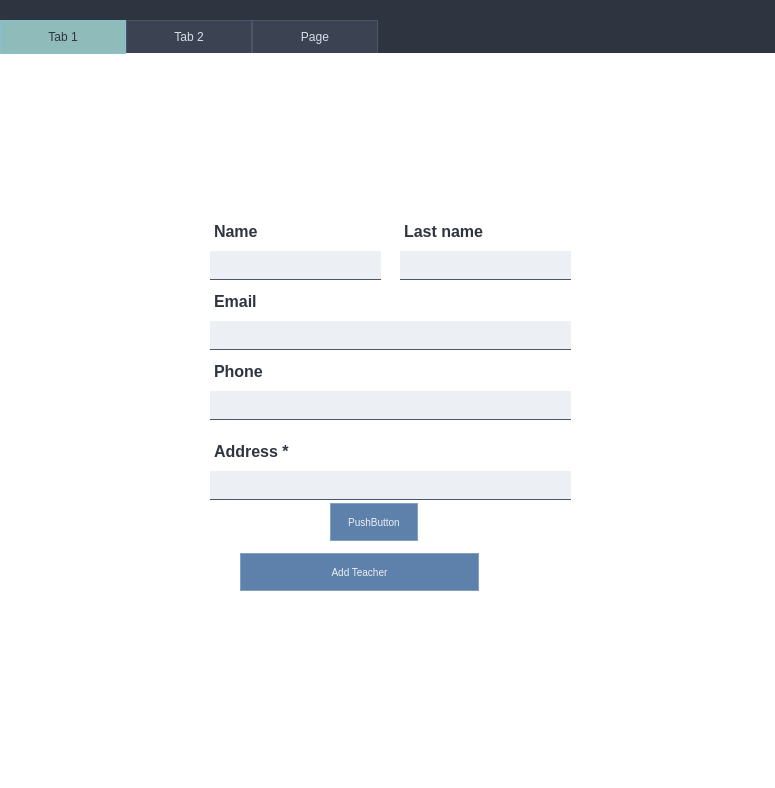
This is School_System/ui/EditTeacherDialog.ui in KasperJack/School-Management-System as Qt 5 draws it before an edit. The edited form follows.
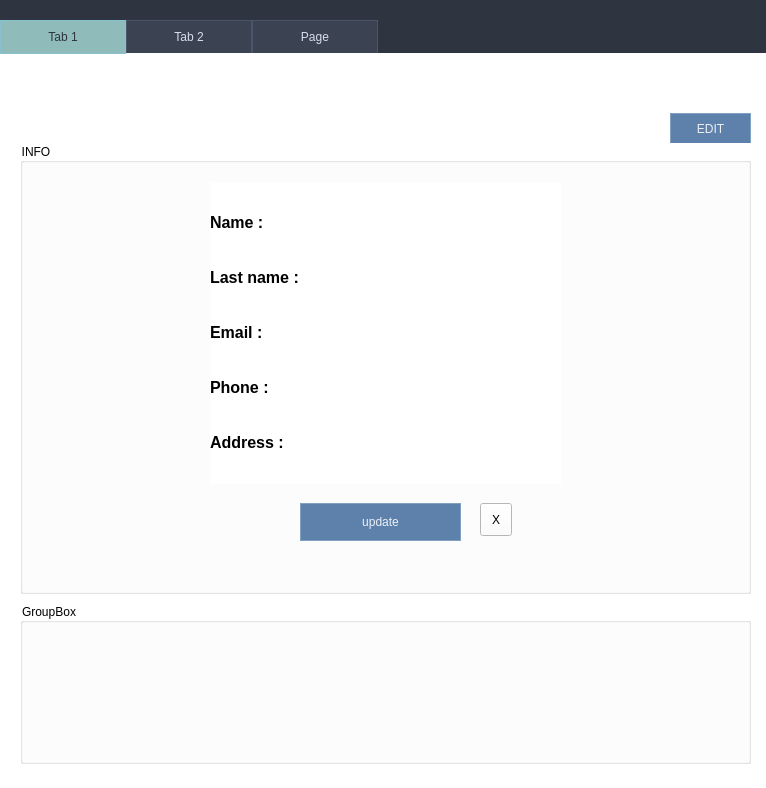
This is the edited form. Icons and pictures are not drawn.

What changed in the file:
```diff
--- a/School_System/ui/EditTeacherDialog.ui
+++ b/School_System/ui/EditTeacherDialog.ui
@@ -6,7 +6,7 @@
    <rect>
     <x>0</x>
     <y>0</y>
-    <width>775</width>
+    <width>766</width>
     <height>788</height>
    </rect>
   </property>
@@ -47,7 +47,7 @@
      <x>0</x>
      <y>20</y>
      <width>781</width>
-     <height>701</height>
+     <height>771</height>
     </rect>
    </property>
    <property name="styleSheet">
@@ -100,37 +100,6 @@
 }
 
 
-QLineEdit {
-    background-color: #eceff4; /* Light background */
-    color: #000000; /* Black text */
-    border: none; /* Remove default border */
-    border-bottom: 1px solid #4C566A; /* Subtle bottom border */
-    padding: 6px; /* Padding inside the field */
-    outline: none; /* Remove focus outline */
-}
-
-/* Focused Input Field */
-QLineEdit:focus {
-    border-bottom: 2px solid #88C0D0; /* Thicker light blue bottom border on focus */
-    background-color: #e1e9f2; /* Slightly lighter background on focus */
-}
-
-/* Placeholder Text */
-QLineEdit::placeholder {
-    color: #4C566A; /* Darker gray for placeholder text */
-}
-
-/* Label Style */
-QLabel {
-    color: #2e3440; /* Light text color */
-    font-weight: bold; /* Bold text to emphasize the label */
-    margin-top: 4px; /* Space between the label and the input field */
-}
-
-/* Optional: Focused Label Change (to match the input field) */
-QLineEdit:focus + QLabel {
-    color: #88C0D0; /* Change label color to light blue on focus */
-}
 
 
 
@@ -151,10 +120,10 @@
     <widget class="QPushButton" name="pushButton">
      <property name="geometry">
       <rect>
-       <x>330</x>
-       <y>450</y>
-       <width>88</width>
-       <height>38</height>
+       <x>670</x>
+       <y>60</y>
+       <width>81</width>
+       <height>31</height>
       </rect>
      </property>
      <property name="styleSheet">
@@ -165,9 +134,6 @@
     border-radius: 0px; /* No roundness */
     padding: 6px 12px;
     font-family: &quot;Segoe UI&quot;;
-    font-size: 10px;
-    min-width: 60px;
-    min-height: 24px;
 }
 
 /* Hover State */
@@ -201,93 +167,211 @@
 </string>
      </property>
      <property name="text">
-      <string>PushButton</string>
+      <string>EDIT</string>
      </property>
     </widget>
-    <widget class="QWidget" name="layoutWidget_4">
+    <widget class="QGroupBox" name="groupBox">
      <property name="geometry">
       <rect>
-       <x>210</x>
-       <y>300</y>
-       <width>361</width>
-       <height>67</height>
+       <x>20</x>
+       <y>90</y>
+       <width>731</width>
+       <height>451</height>
       </rect>
      </property>
-     <layout class="QVBoxLayout" name="verticalLayout_4">
-      <item>
-       <widget class="QLabel" name="label_5">
-        <property name="font">
-         <font>
-          <family>Segoe UI</family>
-          <pointsize>12</pointsize>
-          <bold>true</bold>
-         </font>
-        </property>
-        <property name="text">
-         <string>Phone</string>
-        </property>
-       </widget>
-      </item>
-      <item>
-       <widget class="QLineEdit" name="phone_field"/>
-      </item>
-     </layout>
-    </widget>
-    <widget class="QWidget" name="layoutWidget_5">
-     <property name="geometry">
-      <rect>
-       <x>210</x>
-       <y>380</y>
-       <width>361</width>
-       <height>67</height>
-      </rect>
+     <property name="styleSheet">
+      <string notr="true">
+    QLineEdit {
+        border: none;
+    }
+
+</string>
      </property>
-     <layout class="QVBoxLayout" name="verticalLayout_5">
-      <item>
-       <widget class="QLabel" name="label_6">
-        <property name="font">
-         <font>
-          <family>Segoe UI</family>
-          <pointsize>12</pointsize>
-          <bold>true</bold>
-         </font>
-        </property>
-        <property name="text">
-         <string>Address *</string>
-        </property>
-       </widget>
-      </item>
-      <item>
-       <widget class="QLineEdit" name="address_field"/>
-      </item>
-     </layout>
-    </widget>
-    <widget class="QPushButton" name="add_teacher_button">
-     <property name="geometry">
-      <rect>
-       <x>240</x>
-       <y>500</y>
-       <width>239</width>
-       <height>38</height>
-      </rect>
+     <property name="title">
+      <string>INFO</string>
      </property>
-     <property name="minimumSize">
-      <size>
-       <width>86</width>
-       <height>38</height>
-      </size>
+     <property name="flat">
+      <bool>false</bool>
      </property>
-     <property name="styleSheet">
-      <string notr="true">QPushButton {
+     <widget class="QWidget" name="layoutWidget">
+      <property name="geometry">
+       <rect>
+        <x>190</x>
+        <y>40</y>
+        <width>351</width>
+        <height>301</height>
+       </rect>
+      </property>
+      <layout class="QVBoxLayout" name="verticalLayout">
+       <item>
+        <layout class="QHBoxLayout" name="horizontalLayout">
+         <item>
+          <widget class="QLabel" name="label_2">
+           <property name="font">
+            <font>
+             <family>Segoe UI</family>
+             <pointsize>12</pointsize>
+             <bold>true</bold>
+            </font>
+           </property>
+           <property name="text">
+            <string>Name :</string>
+           </property>
+          </widget>
+         </item>
+         <item>
+          <widget class="QLineEdit" name="name_field">
+           <property name="styleSheet">
+            <string notr="true"/>
+           </property>
+          </widget>
+         </item>
+        </layout>
+       </item>
+       <item>
+        <layout class="QHBoxLayout" name="horizontalLayout_3">
+         <item>
+          <widget class="QLabel" name="label_4">
+           <property name="font">
+            <font>
+             <family>Segoe UI</family>
+             <pointsize>12</pointsize>
+             <bold>true</bold>
+            </font>
+           </property>
+           <property name="text">
+            <string>Last name :</string>
+           </property>
+          </widget>
+         </item>
+         <item>
+          <widget class="QLineEdit" name="last_name_field">
+           <property name="styleSheet">
+            <string notr="true"/>
+           </property>
+          </widget>
+         </item>
+        </layout>
+       </item>
+       <item>
+        <layout class="QHBoxLayout" name="horizontalLayout_2">
+         <item>
+          <widget class="QLabel" name="label_3">
+           <property name="font">
+            <font>
+             <family>Segoe UI</family>
+             <pointsize>12</pointsize>
+             <bold>true</bold>
+            </font>
+           </property>
+           <property name="text">
+            <string>Email :</string>
+           </property>
+          </widget>
+         </item>
+         <item>
+          <widget class="QLineEdit" name="email_field">
+           <property name="styleSheet">
+            <string notr="true"/>
+           </property>
+          </widget>
+         </item>
+        </layout>
+       </item>
+       <item>
+        <layout class="QHBoxLayout" name="horizontalLayout_4">
+         <item>
+          <widget class="QLabel" name="label_5">
+           <property name="font">
+            <font>
+             <family>Segoe UI</family>
+             <pointsize>12</pointsize>
+             <bold>true</bold>
+            </font>
+           </property>
+           <property name="text">
+            <string>Phone :</string>
+           </property>
+          </widget>
+         </item>
+         <item>
+          <widget class="QLineEdit" name="phone_field">
+           <property name="styleSheet">
+            <string notr="true"/>
+           </property>
+          </widget>
+         </item>
+        </layout>
+       </item>
+       <item>
+        <layout class="QHBoxLayout" name="horizontalLayout_5">
+         <item>
+          <widget class="QLabel" name="label_6">
+           <property name="font">
+            <font>
+             <family>Segoe UI</family>
+             <pointsize>12</pointsize>
+             <bold>true</bold>
+            </font>
+           </property>
+           <property name="text">
+            <string>Address :</string>
+           </property>
+          </widget>
+         </item>
+         <item>
+          <widget class="QLineEdit" name="address_field">
+           <property name="styleSheet">
+            <string notr="true"/>
+           </property>
+          </widget>
+         </item>
+        </layout>
+       </item>
+      </layout>
+     </widget>
+     <widget class="QLineEdit" name="regestarion_date">
+      <property name="geometry">
+       <rect>
+        <x>10</x>
+        <y>410</y>
+        <width>169</width>
+        <height>35</height>
+       </rect>
+      </property>
+      <property name="styleSheet">
+       <string notr="true">     QLineEdit {
+      background: transparent;
+     border: none;            
+     color: black;           
+        padding: 5px;              
+       }</string>
+      </property>
+     </widget>
+     <widget class="QPushButton" name="update_info">
+      <property name="geometry">
+       <rect>
+        <x>280</x>
+        <y>360</y>
+        <width>161</width>
+        <height>38</height>
+       </rect>
+      </property>
+      <property name="minimumSize">
+       <size>
+        <width>0</width>
+        <height>0</height>
+       </size>
+      </property>
+      <property name="styleSheet">
+       <string notr="true">QPushButton {
     background-color: #5E81AC; /* Nord Blue */
     color: #ECEFF4; /* Light text */
     border: 1px solid #81A1C1; /* Lighter blue border */
     border-radius: 0px; /* No roundness */
     padding: 6px 12px;
     font-family: &quot;Segoe UI&quot;;
-    font-size: 10px;
-    min-width: 60px;
-    min-height: 24px;
+
 }
 
 /* Hover State */
@@ -319,101 +403,37 @@
     border: 1px solid #4C566A; /* Darker border */
 }
 </string>
-     </property>
-     <property name="text">
-      <string>Add Teacher</string>
-     </property>
+      </property>
+      <property name="text">
+       <string>update</string>
+      </property>
+     </widget>
+     <widget class="QToolButton" name="undoo_button">
+      <property name="geometry">
+       <rect>
+        <x>460</x>
+        <y>360</y>
+        <width>32</width>
+        <height>33</height>
+       </rect>
+      </property>
+      <property name="text">
+       <string>X</string>
+      </property>
+     </widget>
     </widget>
-    <widget class="QWidget" name="layoutWidget_3">
+    <widget class="QGroupBox" name="groupBox_2">
      <property name="geometry">
       <rect>
-       <x>210</x>
-       <y>230</y>
-       <width>361</width>
-       <height>67</height>
+       <x>20</x>
+       <y>550</y>
+       <width>731</width>
+       <height>161</height>
       </rect>
      </property>
-     <layout class="QVBoxLayout" name="verticalLayout_3">
-      <item>
-       <widget class="QLabel" name="label_3">
-        <property name="font">
-         <font>
-          <family>Segoe UI</family>
-          <pointsize>12</pointsize>
-          <bold>true</bold>
-         </font>
-        </property>
-        <property name="text">
-         <string>Email</string>
-        </property>
-       </widget>
-      </item>
-      <item>
-       <widget class="QLineEdit" name="email_field"/>
-      </item>
-     </layout>
-    </widget>
-    <widget class="QWidget" name="layoutWidget">
-     <property name="geometry">
-      <rect>
-       <x>210</x>
-       <y>160</y>
-       <width>171</width>
-       <height>67</height>
-      </rect>
+     <property name="title">
+      <string>GroupBox</string>
      </property>
-     <layout class="QVBoxLayout" name="verticalLayout">
-      <item>
-       <widget class="QLabel" name="label_2">
-        <property name="font">
-         <font>
-          <family>Segoe UI</family>
-          <pointsize>12</pointsize>
-          <bold>true</bold>
-         </font>
-        </property>
-        <property name="text">
-         <string>Name</string>
-        </property>
-       </widget>
-      </item>
-      <item>
-       <widget class="QLineEdit" name="name_field">
-        <property name="styleSheet">
-         <string notr="true"/>
-        </property>
-       </widget>
-      </item>
-     </layout>
-    </widget>
-    <widget class="QWidget" name="layoutWidget_2">
-     <property name="geometry">
-      <rect>
-       <x>400</x>
-       <y>160</y>
-       <width>171</width>
-       <height>67</height>
-      </rect>
-     </property>
-     <layout class="QVBoxLayout" name="verticalLayout_2">
-      <item>
-       <widget class="QLabel" name="label_4">
-        <property name="font">
-         <font>
-          <family>Segoe UI</family>
-          <pointsize>12</pointsize>
-          <bold>true</bold>
-         </font>
-        </property>
-        <property name="text">
-         <string>Last name</string>
-        </property>
-       </widget>
-      </item>
-      <item>
-       <widget class="QLineEdit" name="last_name_field"/>
-      </item>
-     </layout>
     </widget>
    </widget>
    <widget class="QWidget" name="tab_2">
```
Left out of the diff: 4 changed lines with no effect on the pictures.
